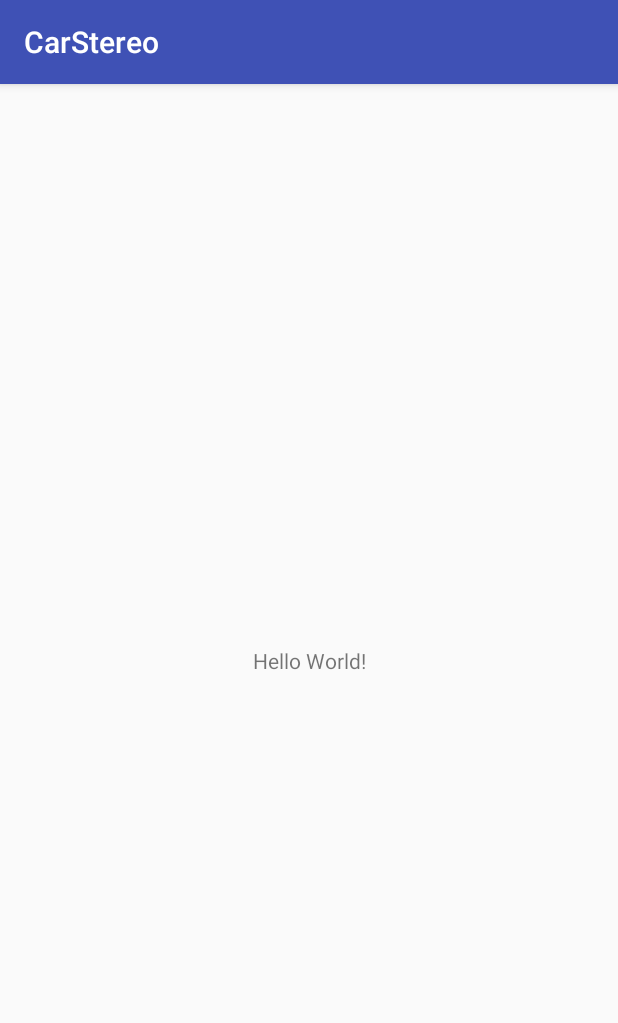
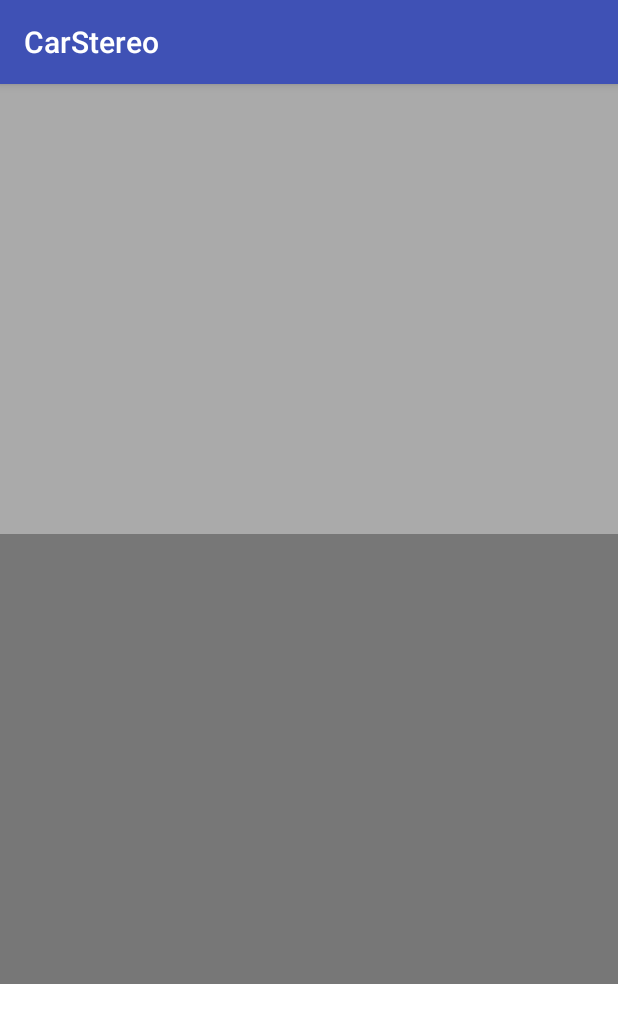
Before and after one commit to maloney20/Lab2, an Android app: the screen it shows after launch (MainActivity), on a phone screen of 412 x 824 dp. Shown: the top 1023 px of the screen. Run offline under Robolectric (Android 15) with nearby library versions, the phone set to English and light mode, and no system bars.

Commit message:
added two panels of different colors

```diff
--- a/app/src/main/res/layout/activity_main.xml
+++ b/app/src/main/res/layout/activity_main.xml
@@ -4,15 +4,31 @@
     xmlns:tools="http://schemas.android.com/tools"
     android:layout_width="match_parent"
     android:layout_height="match_parent"
+    android:background="@android:color/background_light"
     tools:context="com.example.patrickmaloney.carstereo.MainActivity">
 
-    <TextView
-        android:layout_width="wrap_content"
-        android:layout_height="wrap_content"
-        android:text="Hello World!"
-        app:layout_constraintBottom_toBottomOf="parent"
-        app:layout_constraintLeft_toLeftOf="parent"
-        app:layout_constraintRight_toRightOf="parent"
-        app:layout_constraintTop_toTopOf="parent" />
+    <LinearLayout
+        android:layout_width="1008dp"
+        android:layout_height="615dp"
+        android:orientation="vertical"
+        tools:layout_editor_absoluteX="0dp"
+        tools:layout_editor_absoluteY="0dp">
+
+        <LinearLayout
+            android:layout_width="match_parent"
+            android:layout_height="300dp"
+            android:background="@android:color/darker_gray"
+            android:orientation="horizontal"></LinearLayout>
+
+        <LinearLayout
+            android:layout_width="match_parent"
+            android:layout_height="300dp"
+            android:background="#777"
+            android:orientation="horizontal"
+            tools:layout_editor_absoluteX="8dp"
+            tools:layout_editor_absoluteY="0dp">
+
+        </LinearLayout>
+    </LinearLayout>
 
 </android.support.constraint.ConstraintLayout>
```
